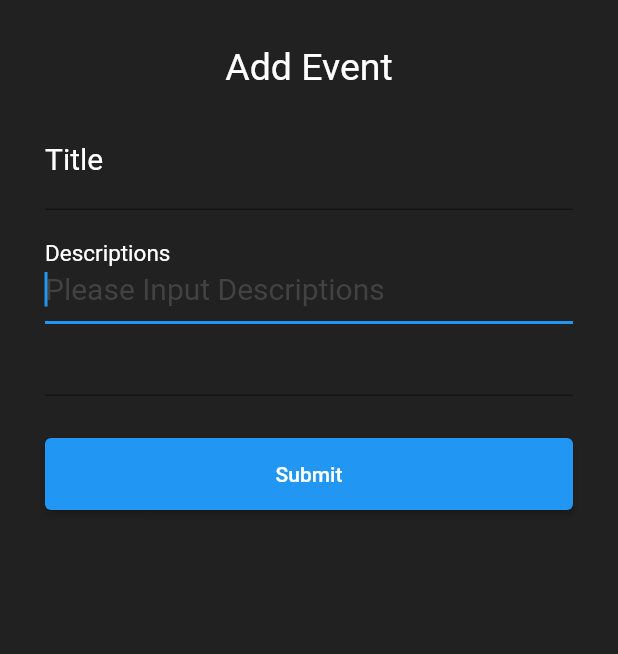
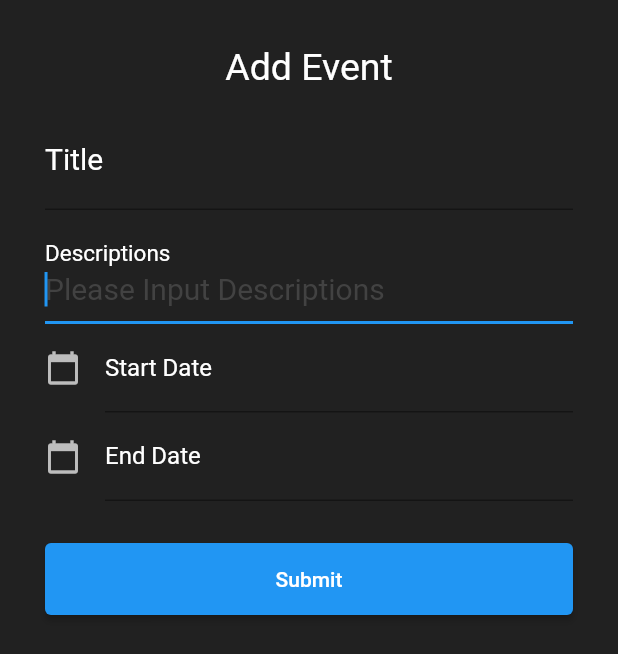
Before and after one commit to matthew99617/funds_management, a Flutter app: the CalendarBottomSheet widget shown alone on an empty page, opened directly, on a phone screen of 412 x 824 dp. Shown: the top 654 px of the screen. Run offline on Flutter 3.47's test engine with Material 2 defaults, Android fonts, the phone set to English and light mode, and no system bars; drawn by our look-alikes of date_field; our stand-ins replace auto_route, bloc, flutter_bloc, shared_preferences, syncfusion_flutter_calendar; accounts and stored records are empty.

Commit message:
Add TextField ShowDatePicker

```diff
--- a/lib/presentation/screen/calendar/calendar_screen.dart
+++ b/lib/presentation/screen/calendar/calendar_screen.dart
@@ -58,10 +58,6 @@ class _CalendarScreenState extends State<CalendarScreen> {
     return days;
   }
 
-  void _onDaySelected(DateTime day, DateTime focusedDate){
-    today = day;
-  }
-
   @override
   Widget build(BuildContext context) {
     return Scaffold(
--- a/lib/presentation/screen/calendar/component/calendar_bottom_sheet.dart
+++ b/lib/presentation/screen/calendar/component/calendar_bottom_sheet.dart
@@ -26,6 +26,10 @@ class _CalendarBottomSheetState extends State<CalendarBottomSheet> {
   final myControllerDescription = TextEditingController();
 
   final GlobalKey _formKey = GlobalKey<FormState>();
+  TextEditingController dateInput = TextEditingController();
+
+  DateTime firstYear = DateTime.utc(DateTime.now().year.toInt() - 1 , 12, 31);
+  DateTime lastYear = DateTime.utc(DateTime.now().year.toInt() + 1 , 12, 31);
 
   @override
   void dispose() {
@@ -37,6 +41,12 @@ class _CalendarBottomSheetState extends State<CalendarBottomSheet> {
   @override
   void initState() {
     super.initState();
+
+    if (widget.startDate == null){
+      dateInput.text = "";
+    } else {
+      dateInput.text = widget.startDate.toString();
+    }
 
     myControllerTitle.addListener((){
       _printTitle();
@@ -57,6 +67,14 @@ class _CalendarBottomSheetState extends State<CalendarBottomSheet> {
   @override
   Widget build(BuildContext context) {
     return Container(
+      height: MediaQuery
+          .of(context)
+          .size
+          .height,
+      width: MediaQuery
+          .of(context)
+          .size
+          .width,
       padding: EdgeInsets.all(30),
       child: Form(
         key: _formKey,
@@ -114,30 +132,72 @@ class _CalendarBottomSheetState extends State<CalendarBottomSheet> {
                 return v!.trim().isNotEmpty ? null : "You don't have any change on Descriptions!!";
               },
             ),
-            // DateTimeFormField(
-            //   dateFormat: DateFormat("yyyy-mm-dd"),
-            //   onDateSelected: (DateTime value){
-            //     print(value);
-            //   },
-            //   firstDate: widget.startDate != null ? widget.startDate!.toUtc().add(const Duration(days: 10))
-            //       : DateTime.now().add(const Duration(days: 10)),
-            //   lastDate: widget.startDate != null ? widget.startDate!.toUtc().add(const Duration(days: 40))
-            //       : DateTime.now().add(const Duration(days: 40)),
-            //   initialDate: widget.startDate != null ? widget.startDate!.toUtc().add(const Duration(days: 20))
-            //       : DateTime.now().add(const Duration(days: 20)),
-            //   decoration: InputDecoration(
-            //     prefixIcon: Icon(dateIcon),
-            //     labelText: 'Start Date',
-            //     hintText: widget.startDate != null ? "${widget.startDate!.year}-${widget.startDate!.month}-${widget.startDate!.day}"
-            //         : "Please Enter the StartDate",
-            //   ),
-            //   autovalidateMode: AutovalidateMode.always,
-            //   validator: (DateTime? e) =>
-            //   (e?.day ?? 0) == 1 ? 'Please not the first day' : null,
-            // ),
-            DateTimeFormField(
-              onDateSelected: (DateTime value){
-                print(value);
+            TextField(
+              controller: dateInput, //editing controller of this TextField
+              decoration: InputDecoration(
+                icon: Icon(Icons.calendar_today), //icon of text field
+                labelText: "Start Date", //label text of field
+                labelStyle: TextStyle(
+                  color: Colors.white,
+                ),
+                hintStyle: TextStyle(
+                  color: Colors.grey[800],
+                ),
+              ),
+              readOnly: true,  //set it true, so that user will not able to edit text
+              onTap: () async {
+                DateTime? pickedDate = await showDatePicker(
+                  context: context, initialDate: DateTime.now(),
+                  firstDate: firstYear,
+                  lastDate: lastYear,
+                );
+
+                if(pickedDate != null){
+                  print(pickedDate);  //pickedDate output format => 2021-03-10 00:00:00.000
+                  String formattedDate = DateFormat('yyyy-MM-dd').format(pickedDate);
+                  print(formattedDate); //formatted date output using intl package =>  2021-03-16
+                  //you can implement different kind of Date Format here according to your requirement
+
+                  setState(() {
+                    dateInput.text = formattedDate; //set output date to TextField value.
+                  });
+                }else{
+                  print("Date is not selected");
+                }
+              },
+            ),
+            TextField(
+              controller: dateInput, //editing controller of this TextField
+              decoration: InputDecoration(
+                icon: Icon(Icons.calendar_today,), //icon of text field
+                labelText: "End Date", //label text of field
+                labelStyle: TextStyle(
+                  color: Colors.white,
+                ),
+                hintStyle: TextStyle(
+                  color: Colors.grey[800],
+                ),
+              ),
+              readOnly: true,  //set it true, so that user will not able to edit text
+              onTap: () async {
+                DateTime? pickedDate = await showDatePicker(
+                  context: context, initialDate: DateTime.now(),
+                  firstDate: firstYear,
+                  lastDate: lastYear,
+                );
+
+                if(pickedDate != null){
+                  print(pickedDate);  //pickedDate output format => 2021-03-10 00:00:00.000
+                  String formattedDate = DateFormat('yyyy-MM-dd').format(pickedDate);
+                  print(formattedDate); //formatted date output using intl package =>  2021-03-16
+                  //you can implement different kind of Date Format here according to your requirement
+
+                  setState(() {
+                    dateInput.text = formattedDate; //set output date to TextField value.
+                  });
+                }else{
+                  print("Date is not selected");
+                }
               },
             ),
             Padding(
--- a/lib/shared/theme.dart
+++ b/lib/shared/theme.dart
@@ -1,6 +1,5 @@
 import 'package:flutter/material.dart';
 import 'package:funds_management/shared/colors.dart';
-import 'package:syncfusion_flutter_core/theme.dart';
 
 class AppThemes {
 
@@ -33,6 +32,13 @@ class AppThemes {
       prefixStyle: TextStyle(color: lightModeText),
       suffixIconColor: lightModeIcon,
       suffixStyle: TextStyle(color: lightModeText),
+      iconColor: lightModeIcon,
+      hintStyle: TextStyle(
+        color: lightModeText,
+      ),
+      labelStyle: TextStyle(
+        color: lightModeText,
+      ),
     ),
     popupMenuTheme: PopupMenuThemeData(
       color: lightSearchBar,
@@ -90,6 +96,13 @@ class AppThemes {
       prefixStyle: TextStyle(color: darkModeText),
       suffixIconColor: darkModeIcon,
       suffixStyle: TextStyle(color: darkModeText),
+      iconColor: darkModeIcon,
+      hintStyle: TextStyle(
+      color: darkModeText,
+      ),
+      labelStyle: TextStyle(
+        color: darkModeText,
+      ),
     ),
     popupMenuTheme: PopupMenuThemeData(
       color: darkSearchBar,
```
